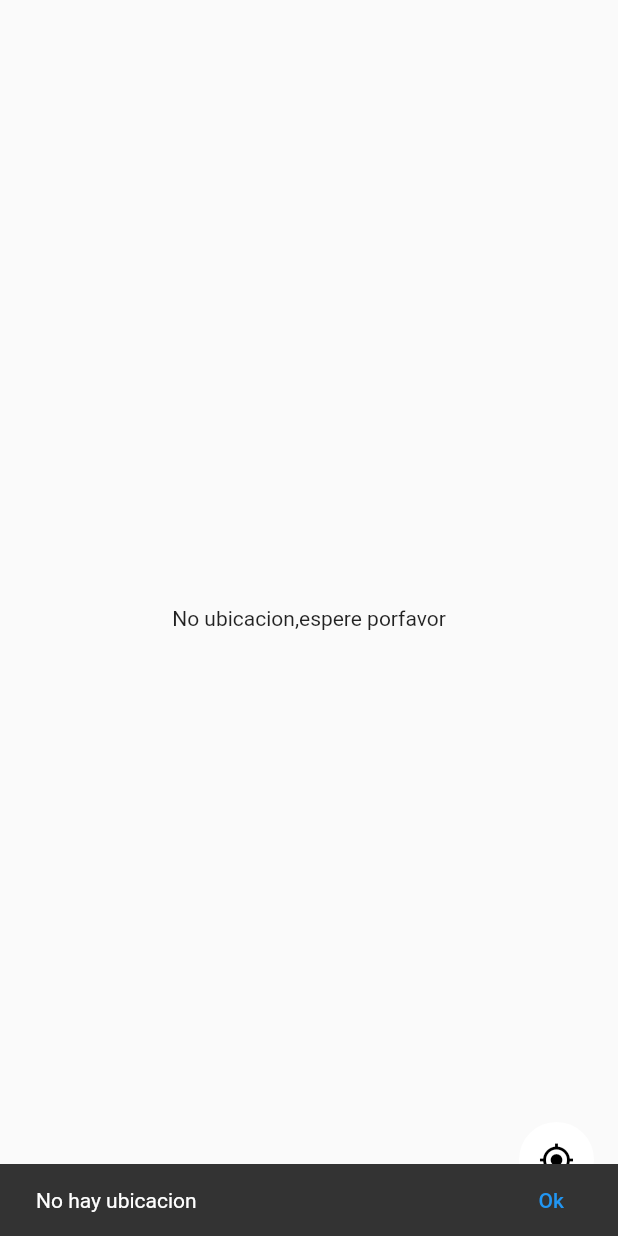
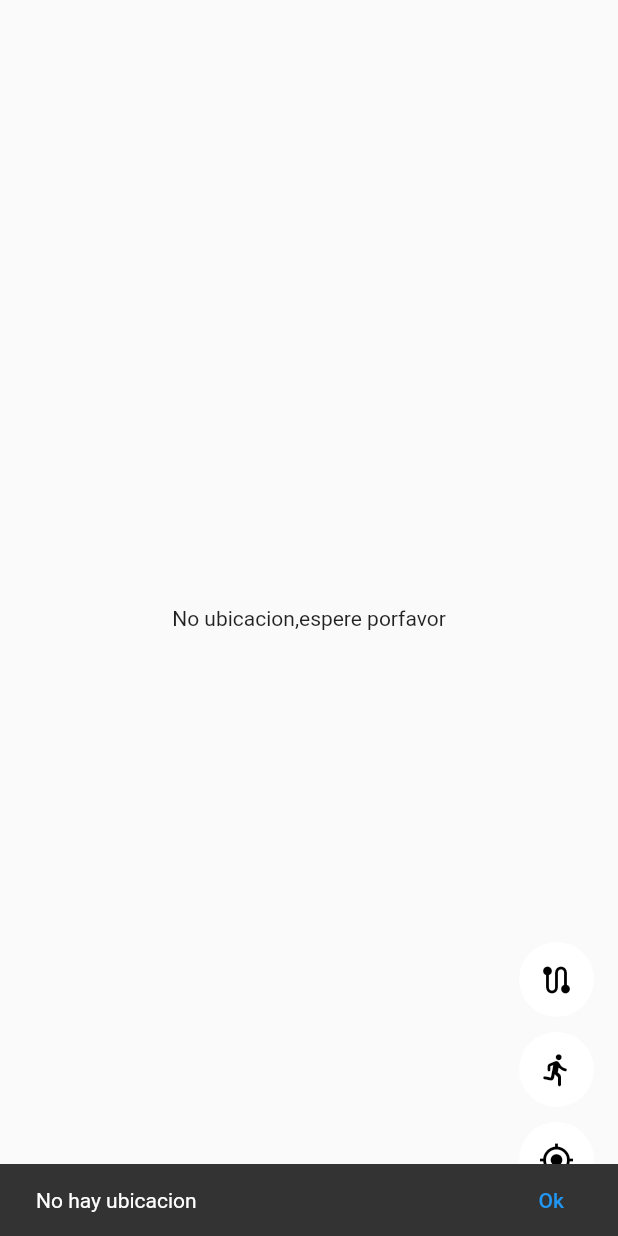
Before and after one commit to WilmerDev20/RUTAS_APP, a Flutter app: the screen it shows after launch, after a tap on the "my location" icon, on a phone screen of 412 x 824 dp. Run offline on Flutter 3.47's test engine with Material 2 defaults, Android fonts, the phone set to English and light mode, and no system bars; our stand-ins replace bloc, equatable, flutter_bloc, geolocator, google_maps_flutter, permission_handler.

```diff
--- a/lib/blocs/mapa/mapa_event.dart
+++ b/lib/blocs/mapa/mapa_event.dart
@@ -12,7 +12,19 @@ class OnMapInitialzed extends MapaEvent{
 
   const OnMapInitialzed(this.controller);
 
+}
 
 
+class OnStartFollowingUserEvent extends MapaEvent{}
 
+
+class OnStopFollowingUserEvent extends MapaEvent{}
+
+class UpdateUserPolylineEvent extends MapaEvent{
+  final List<LatLng> userHistory;
+
+  const UpdateUserPolylineEvent(this.userHistory);
 }
+
+
+class OnToggleUserRouteEvent extends MapaEvent{}
--- a/lib/blocs/mapa/mapa_state.dart
+++ b/lib/blocs/mapa/mapa_state.dart
@@ -2,26 +2,36 @@ part of 'mapa_bloc.dart';
 
  class MapaState extends Equatable {
 
+  final bool isMapInitialized;
+  final bool isFollowingUser;
+
+  final bool showMyRoute;
 
 
 
-  final bool isMapInitialized;
-  final bool isFollowingUser;
+  //PolyLines
 
-  const MapaState({ this.isMapInitialized= false,  this.isFollowingUser=false});
+  final Map<String, Polyline> polylines;
+
+
+  const MapaState( {Map<String, Polyline>? polylines,this.isMapInitialized= false,  this.isFollowingUser=true,this.showMyRoute=false}) : polylines = polylines ?? const {};
 
 
   MapaState copywith({
     bool? isMapInitialized,
     bool? isFollowingUser,
+    Map<String, Polyline>? polylinesC,
+    bool? showMyRoute
 
   }
   ) => MapaState(
     isFollowingUser: isFollowingUser ?? this.isFollowingUser,
-    isMapInitialized: isMapInitialized ?? this.isMapInitialized
+    isMapInitialized: isMapInitialized ?? this.isMapInitialized,
+    polylines: polylinesC ?? this.polylines,
+    showMyRoute: showMyRoute?? this.showMyRoute
   );
 
 
     @override
-  List<Object> get props => [isMapInitialized,isFollowingUser];
+  List<Object> get props => [isMapInitialized,isFollowingUser,polylines,showMyRoute];
 }
--- a/lib/main.dart
+++ b/lib/main.dart
@@ -6,9 +6,9 @@ import 'blocs/blocs.dart';
 
 void main()  {
   runApp(MultiBlocProvider(providers: [
-     BlocProvider(create: (context) => GpsBloc(),),
+     BlocProvider(create: (context) => GpsBloc(),), //el orden es importante si vamos a hacer dependencias de un bloc con otro
      BlocProvider(create: (context) => LocationBloc(),),
-     BlocProvider(create: (context) => MapaBloc(),),
+     BlocProvider(create: (context) => MapaBloc(locationBloc: BlocProvider.of<LocationBloc>(context)),),
 
 
 
--- a/lib/screens/map_screen.dart
+++ b/lib/screens/map_screen.dart
@@ -43,19 +43,35 @@ class _MapScreenState extends State<MapScreen> {
   Widget build(BuildContext context) {
     return  Scaffold(
       body: BlocBuilder<LocationBloc, LocationState>(
-        builder: (context, state) {
+        builder: (context, locationState) {
 
-          if(state.lastKnowLocation==null) return Center(child: Text('No ubicacion,espere porfavor'),);
+          if(locationState.lastKnowLocation==null) return Center(child: Text('No ubicacion,espere porfavor'),);
 
-          return  SingleChildScrollView(
+          return  BlocBuilder<MapaBloc, MapaState>(
+            builder: (context, mapaState) {
 
-            child: Stack(
-                children:  [
-                  MapView(initialLocation: LatLng(state.lastKnowLocation!.latitude, state.lastKnowLocation!.longitude),)
 
-                //botones...
-                ],
-            ),
+
+              Map<String, Polyline> polylines = Map.from(mapaState.polylines);
+
+              if(!mapaState.showMyRoute){//! si showMyRoute esta en false entonces haga esto
+                polylines.removeWhere((key, value) => key=='myRoute');
+              }
+
+
+              return SingleChildScrollView(
+
+                      child: Stack(
+                          children:  [
+                            MapView(
+                              initialLocation: LatLng(locationState.lastKnowLocation!.latitude, locationState.lastKnowLocation!.longitude),
+                              polylines:polylines.values.toSet(),)
+
+                          //botones...
+                          ],
+                      ),
+                    );
+            },
           );
         },
       ),
@@ -63,7 +79,9 @@ class _MapScreenState extends State<MapScreen> {
       floatingActionButton: Column(
         mainAxisAlignment: MainAxisAlignment.end,
         children: const [
-          BtnCurrentLocation()
+          BtnToggleUserRoute(),
+          BtnFollowUser(),
+          BtnCurrentLocation(),
 
 
         ],
--- /dev/null
+++ b/lib/widgets/btn_followUser.dart
@@ -0,0 +1,37 @@
+import 'package:flutter/material.dart';
+import 'package:flutter_bloc/flutter_bloc.dart';
+import 'package:rutas_app/blocs/blocs.dart';
+import 'package:rutas_app/ui/ui.dart';
+
+class BtnFollowUser extends StatelessWidget {
+  const BtnFollowUser({super.key});
+
+  @override
+  Widget build(BuildContext context) {
+    final mapBloc = BlocProvider.of<MapaBloc>(context);
+
+    return Container(
+      margin: EdgeInsets.only(bottom: 10),
+      child: CircleAvatar(
+        backgroundColor: Colors.white,
+        maxRadius: 25,
+        child: BlocBuilder<MapaBloc,MapaState>(
+
+          builder: (context, state) {
+            return IconButton(
+              icon: Icon(state.isFollowingUser? Icons.directions_run_rounded : Icons.hail_rounded, color: Colors.black,
+              ),
+              onPressed: () {
+
+                mapBloc.add(OnStartFollowingUserEvent());
+
+
+
+              },
+            );
+          },
+        ),
+      ),
+    );
+  }
+}
--- a/lib/widgets/btn_location.dart
+++ b/lib/widgets/btn_location.dart
@@ -1,5 +1,4 @@
 import 'package:flutter/material.dart';
-import 'package:flutter/rendering.dart';
 import 'package:flutter_bloc/flutter_bloc.dart';
 import 'package:rutas_app/blocs/blocs.dart';
 import 'package:rutas_app/ui/ui.dart';
--- /dev/null
+++ b/lib/widgets/btn_toggleuserRoute.dart
@@ -0,0 +1,32 @@
+import 'package:flutter/material.dart';
+import 'package:flutter_bloc/flutter_bloc.dart';
+import 'package:rutas_app/blocs/blocs.dart';
+import 'package:rutas_app/ui/ui.dart';
+
+class BtnToggleUserRoute extends StatelessWidget {
+  const BtnToggleUserRoute({super.key});
+
+  @override
+  Widget build(BuildContext context) {
+    final mapBloc = BlocProvider.of<MapaBloc>(context);
+
+    return Container(
+      margin: EdgeInsets.only(bottom: 10),
+      child: CircleAvatar(
+        backgroundColor: Colors.white,
+        maxRadius: 25,
+        child:IconButton(
+              icon: Icon(Icons.route, color: Colors.black,
+              ),
+              onPressed: () {
+
+                mapBloc.add(OnToggleUserRouteEvent());
+
+
+
+              },
+        ),
+      ),
+    );
+  }
+}
--- a/lib/widgets/widgets.dart
+++ b/lib/widgets/widgets.dart
@@ -1 +1,3 @@
 export 'btn_location.dart';
+export 'btn_followUser.dart';
+export 'btn_toggleuserRoute.dart';
```
Also changed, not shown: lib/blocs/mapa/mapa_bloc.dart (+86 -1 lines), lib/views/map_view.dart (+10 -2 lines).
